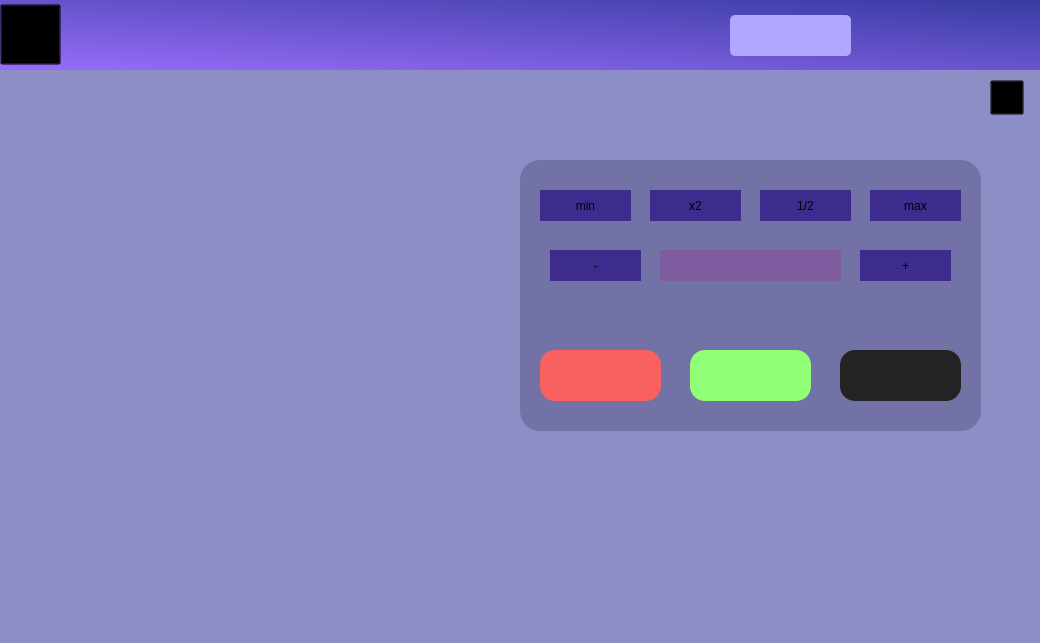
Qt form roulette.ui (Barsh4ec/Authorization) before a commit.
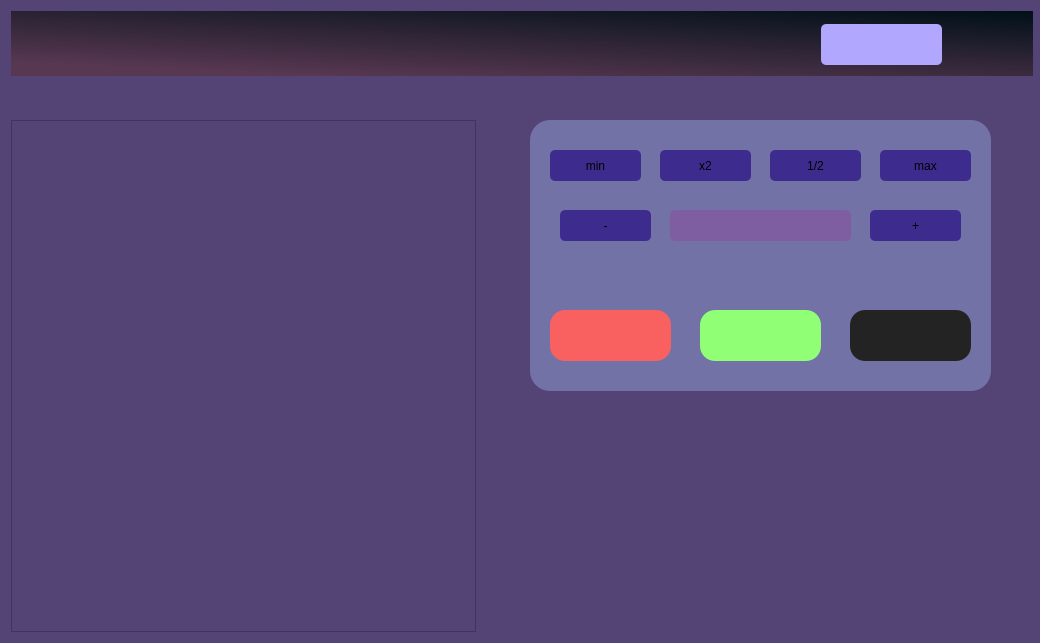
The same form after that commit. Icons and pictures are not drawn.

Patch:
```diff
--- a/roulette.ui
+++ b/roulette.ui
@@ -10,21 +10,285 @@
     <height>643</height>
    </rect>
   </property>
+  <property name="minimumSize">
+   <size>
+    <width>1040</width>
+    <height>643</height>
+   </size>
+  </property>
   <property name="windowTitle">
    <string>Form</string>
   </property>
   <property name="styleSheet">
-   <string notr="true">background: #8E8EC7;
-</string>
+   <string notr="true">background: #544475;</string>
   </property>
+  <layout class="QGridLayout" name="gridLayout">
+   <item row="0" column="0" colspan="4">
+    <widget class="QWidget" name="widget" native="true">
+     <property name="minimumSize">
+      <size>
+       <width>1022</width>
+       <height>0</height>
+      </size>
+     </property>
+     <property name="maximumSize">
+      <size>
+       <width>16777215</width>
+       <height>65</height>
+      </size>
+     </property>
+     <property name="styleSheet">
+      <string notr="true">background: qlineargradient(spread:pad, x1:1, y1:0, x2:0.318, y2:1, stop:0 rgba(0, 16, 23, 255), stop:1 rgba(87, 55, 81, 255))</string>
+     </property>
+     <widget class="QPushButton" name="BackToMain">
+      <property name="geometry">
+       <rect>
+        <x>0</x>
+        <y>0</y>
+        <width>50</width>
+        <height>62</height>
+       </rect>
+      </property>
+      <property name="minimumSize">
+       <size>
+        <width>50</width>
+        <height>62</height>
+       </size>
+      </property>
+      <property name="styleSheet">
+       <string notr="true">QPushButton{
+	background: transparent;
+	background-image: url(:/resources/png/undo.png);
+	border-style: solid;
+    border-width: 0px;
+	border-color: #051a39;
+}
+
+QPushButton:hover {
+	background: transparent;
+	background-image: url(:/resources/png/undo_color.png);
+	border-style: solid;
+    border-width: 0px;
+	border-color: #051a39;
+}</string>
+      </property>
+      <property name="text">
+       <string/>
+      </property>
+     </widget>
+     <widget class="QLabel" name="userbalance">
+      <property name="geometry">
+       <rect>
+        <x>810</x>
+        <y>13</y>
+        <width>121</width>
+        <height>41</height>
+       </rect>
+      </property>
+      <property name="styleSheet">
+       <string notr="true">background: rgb(177, 167, 255);
+font: 16pt &quot;Tahoma&quot;;
+border-radius: 5px;</string>
+      </property>
+      <property name="text">
+       <string/>
+      </property>
+     </widget>
+    </widget>
+   </item>
+   <item row="1" column="3">
+    <widget class="QPushButton" name="info">
+     <property name="minimumSize">
+      <size>
+       <width>32</width>
+       <height>32</height>
+      </size>
+     </property>
+     <property name="maximumSize">
+      <size>
+       <width>32</width>
+       <height>32</height>
+      </size>
+     </property>
+     <property name="styleSheet">
+      <string notr="true">QPushButton{
+	background: transparent;
+	background-image: url(:/resources/png/info.png);
+	border-style: solid;
+    border-width: 0px;
+	border-color: #051a39;
+}
+
+QPushButton:hover {
+	background: transparent;
+	background-image: url(:/resources/png/info_color.png);
+	border-style: solid;
+    border-width: 0px;
+	border-color: #051a39;
+}</string>
+     </property>
+     <property name="text">
+      <string/>
+     </property>
+    </widget>
+   </item>
+   <item row="2" column="0" rowspan="2">
+    <widget class="QGraphicsView" name="graphicsView">
+     <property name="minimumSize">
+      <size>
+       <width>465</width>
+       <height>458</height>
+      </size>
+     </property>
+     <property name="maximumSize">
+      <size>
+       <width>458</width>
+       <height>600</height>
+      </size>
+     </property>
+    </widget>
+   </item>
+   <item row="2" column="1">
+    <spacer name="horizontalSpacer">
+     <property name="orientation">
+      <enum>Qt::Horizontal</enum>
+     </property>
+     <property name="sizeHint" stdset="0">
+      <size>
+       <width>40</width>
+       <height>50</height>
+      </size>
+     </property>
+    </spacer>
+   </item>
+   <item row="1" column="1">
+    <widget class="QLabel" name="label">
+     <property name="text">
+      <string/>
+     </property>
+    </widget>
+   </item>
+   <item row="3" column="2">
+    <widget class="QWidget" name="widget_3" native="true">
+     <widget class="QLabel" name="history1">
+      <property name="geometry">
+       <rect>
+        <x>0</x>
+        <y>20</y>
+        <width>40</width>
+        <height>40</height>
+       </rect>
+      </property>
+      <property name="styleSheet">
+       <string notr="true">text-align: center;</string>
+      </property>
+      <property name="text">
+       <string/>
+      </property>
+     </widget>
+     <widget class="QLabel" name="history2">
+      <property name="geometry">
+       <rect>
+        <x>60</x>
+        <y>20</y>
+        <width>40</width>
+        <height>40</height>
+       </rect>
+      </property>
+      <property name="text">
+       <string/>
+      </property>
+     </widget>
+     <widget class="QLabel" name="history3">
+      <property name="geometry">
+       <rect>
+        <x>120</x>
+        <y>20</y>
+        <width>40</width>
+        <height>40</height>
+       </rect>
+      </property>
+      <property name="text">
+       <string/>
+      </property>
+     </widget>
+     <widget class="QLabel" name="history4">
+      <property name="geometry">
+       <rect>
+        <x>180</x>
+        <y>20</y>
+        <width>40</width>
+        <height>40</height>
+       </rect>
+      </property>
+      <property name="text">
+       <string/>
+      </property>
+     </widget>
+     <widget class="QLabel" name="history5">
+      <property name="geometry">
+       <rect>
+        <x>240</x>
+        <y>20</y>
+        <width>40</width>
+        <height>40</height>
+       </rect>
+      </property>
+      <property name="text">
+       <string/>
+      </property>
+     </widget>
+     <widget class="QLabel" name="history6">
+      <property name="geometry">
+       <rect>
+        <x>300</x>
+        <y>20</y>
+        <width>40</width>
+        <height>40</height>
+       </rect>
+      </property>
+      <property name="text">
+       <string/>
+      </property>
+     </widget>
+     <widget class="QLabel" name="history7">
+      <property name="geometry">
+       <rect>
+        <x>360</x>
+        <y>20</y>
+        <width>40</width>
+        <height>40</height>
+       </rect>
+      </property>
+      <property name="text">
+       <string/>
+      </property>
+     </widget>
+     <widget class="QLabel" name="history8">
+      <property name="geometry">
+       <rect>
+        <x>420</x>
+        <y>20</y>
+        <width>40</width>
+        <height>40</height>
+       </rect>
+      </property>
+      <property name="text">
+       <string/>
+      </property>
+     </widget>
+    </widget>
+   </item>
+   <item row="2" column="2">
   <widget class="QWidget" name="widget_2" native="true">
-   <property name="geometry">
-    <rect>
-     <x>520</x>
-     <y>160</y>
+     <property name="enabled">
+      <bool>true</bool>
+     </property>
+     <property name="minimumSize">
+      <size>
      <width>461</width>
      <height>271</height>
-    </rect>
+      </size>
    </property>
    <property name="styleSheet">
     <string notr="true"> background: #7272A7;
@@ -40,7 +304,8 @@
      </rect>
     </property>
     <property name="styleSheet">
-     <string notr="true">background: #3D2C8D;</string>
+       <string notr="true">border-radius: 5px;
+background: #3D2C8D;</string>
     </property>
     <property name="text">
      <string>min</string>
@@ -56,7 +321,8 @@
      </rect>
     </property>
     <property name="styleSheet">
-     <string notr="true">background: #3D2C8D;</string>
+       <string notr="true">border-radius: 5px;
+background: #3D2C8D;</string>
     </property>
     <property name="text">
      <string>x2</string>
@@ -72,7 +338,8 @@
      </rect>
     </property>
     <property name="styleSheet">
-     <string notr="true">background: #3D2C8D;</string>
+       <string notr="true">border-radius: 5px;
+background: #3D2C8D;</string>
     </property>
     <property name="text">
      <string>1/2</string>
@@ -88,7 +355,8 @@
      </rect>
     </property>
     <property name="styleSheet">
-     <string notr="true">background: #3D2C8D;</string>
+       <string notr="true">border-radius: 5px;
+background: #3D2C8D;</string>
     </property>
     <property name="text">
      <string>max</string>
@@ -104,7 +372,8 @@
      </rect>
     </property>
     <property name="styleSheet">
-     <string notr="true">background: #3D2C8D;</string>
+       <string notr="true">border-radius: 5px;
+background: #3D2C8D;</string>
     </property>
     <property name="text">
      <string>-</string>
@@ -120,7 +389,8 @@
      </rect>
     </property>
     <property name="styleSheet">
-     <string notr="true">background: #7E5EA0</string>
+       <string notr="true">border-radius: 5px;
+background: #7E5EA0</string>
     </property>
    </widget>
    <widget class="QPushButton" name="plus_value_button">
@@ -133,7 +403,8 @@
      </rect>
     </property>
     <property name="styleSheet">
-     <string notr="true">background: #3D2C8D;</string>
+       <string notr="true">border-radius: 5px;
+background: #3D2C8D;</string>
     </property>
     <property name="text">
      <string>+</string>
@@ -144,7 +415,7 @@
      <rect>
       <x>40</x>
       <y>140</y>
-      <width>311</width>
+        <width>381</width>
       <height>31</height>
      </rect>
     </property>
@@ -204,220 +475,15 @@
     </property>
    </widget>
   </widget>
-  <widget class="QLabel" name="temporary_result">
-   <property name="geometry">
-    <rect>
-     <x>110</x>
-     <y>290</y>
-     <width>361</width>
-     <height>101</height>
-    </rect>
-   </property>
-   <property name="font">
-    <font>
-     <pointsize>28</pointsize>
-    </font>
-   </property>
-   <property name="text">
-    <string/>
-   </property>
-  </widget>
-  <widget class="QPushButton" name="info">
-   <property name="geometry">
-    <rect>
-     <x>990</x>
-     <y>80</y>
-     <width>34</width>
-     <height>35</height>
-    </rect>
-   </property>
-   <property name="styleSheet">
-    <string notr="true">QPushButton{
-	background: transparent;
-	background-image: url(:/resources/png/info.png);
-}
-
-QPushButton:hover {
-	background: transparent;
-	background-image: url(:/resources/png/info(color).png);
-}</string>
-   </property>
-   <property name="text">
-    <string/>
-   </property>
-  </widget>
-  <widget class="QWidget" name="widget" native="true">
-   <property name="geometry">
-    <rect>
-     <x>0</x>
-     <y>0</y>
-     <width>1040</width>
-     <height>70</height>
-    </rect>
-   </property>
-   <property name="styleSheet">
-    <string notr="true">background: qlineargradient(spread:reflect, x1:0, y1:1, x2:1, y2:0, stop:0 rgba(153, 109, 249, 255), stop:1 rgba(55, 59, 162, 255))</string>
-   </property>
-   <widget class="QPushButton" name="BackToMain">
-    <property name="geometry">
-     <rect>
-      <x>0</x>
-      <y>4</y>
-      <width>61</width>
-      <height>61</height>
-     </rect>
-    </property>
-    <property name="styleSheet">
-     <string notr="true">QPushButton{
-	background: transparent;
-	background-image: url(:/resources/png/Icon60x60.png);
-}
-
-QPushButton:hover {
-	background: transparent;
-	background-image: url(:/resources/png/IconGr60x60.png);
-}</string>
-    </property>
-    <property name="text">
-     <string/>
-    </property>
-   </widget>
-   <widget class="QLabel" name="userbalance">
-    <property name="geometry">
-     <rect>
-      <x>730</x>
-      <y>15</y>
-      <width>121</width>
-      <height>41</height>
-     </rect>
-    </property>
-    <property name="styleSheet">
-     <string notr="true">background: rgb(177, 167, 255);
-font: 16pt &quot;Tahoma&quot;;
-border-radius: 5px;</string>
-    </property>
-    <property name="text">
-     <string/>
-    </property>
-   </widget>
-  </widget>
-  <widget class="QWidget" name="widget_3" native="true">
-   <property name="geometry">
-    <rect>
-     <x>520</x>
-     <y>440</y>
-     <width>461</width>
-     <height>80</height>
-    </rect>
-   </property>
-   <widget class="QLabel" name="history1">
-    <property name="geometry">
-     <rect>
-      <x>0</x>
-      <y>20</y>
-      <width>40</width>
-      <height>40</height>
-     </rect>
-    </property>
-    <property name="styleSheet">
-     <string notr="true"/>
-    </property>
-    <property name="text">
-     <string/>
-    </property>
-   </widget>
-   <widget class="QLabel" name="history2">
-    <property name="geometry">
-     <rect>
-      <x>60</x>
-      <y>20</y>
-      <width>40</width>
-      <height>40</height>
-     </rect>
-    </property>
-    <property name="text">
-     <string/>
-    </property>
-   </widget>
-   <widget class="QLabel" name="history3">
-    <property name="geometry">
-     <rect>
-      <x>120</x>
-      <y>20</y>
-      <width>40</width>
-      <height>40</height>
-     </rect>
-    </property>
-    <property name="text">
-     <string/>
-    </property>
-   </widget>
-   <widget class="QLabel" name="history4">
-    <property name="geometry">
-     <rect>
-      <x>180</x>
-      <y>20</y>
-      <width>40</width>
-      <height>40</height>
-     </rect>
-    </property>
-    <property name="text">
-     <string/>
-    </property>
-   </widget>
-   <widget class="QLabel" name="history5">
-    <property name="geometry">
-     <rect>
-      <x>240</x>
-      <y>20</y>
-      <width>40</width>
-      <height>40</height>
-     </rect>
-    </property>
-    <property name="text">
-     <string/>
-    </property>
-   </widget>
-   <widget class="QLabel" name="history6">
-    <property name="geometry">
-     <rect>
-      <x>300</x>
-      <y>20</y>
-      <width>40</width>
-      <height>40</height>
-     </rect>
-    </property>
-    <property name="text">
-     <string/>
-    </property>
-   </widget>
-   <widget class="QLabel" name="history7">
-    <property name="geometry">
-     <rect>
-      <x>360</x>
-      <y>20</y>
-      <width>40</width>
-      <height>40</height>
-     </rect>
-    </property>
-    <property name="text">
-     <string/>
-    </property>
-   </widget>
-   <widget class="QLabel" name="history8">
-    <property name="geometry">
-     <rect>
-      <x>420</x>
-      <y>20</y>
-      <width>40</width>
-      <height>40</height>
-     </rect>
-    </property>
-    <property name="text">
-     <string/>
-    </property>
-   </widget>
-  </widget>
+   </item>
+  </layout>
+  <zorder>widget_2</zorder>
+  <zorder>info</zorder>
+  <zorder>widget_3</zorder>
+  <zorder>graphicsView</zorder>
+  <zorder>horizontalSpacer</zorder>
+  <zorder>widget</zorder>
+  <zorder>label</zorder>
  </widget>
  <resources/>
  <connections/>
```
Lines whose indentation alone changed are shown as unchanged.
